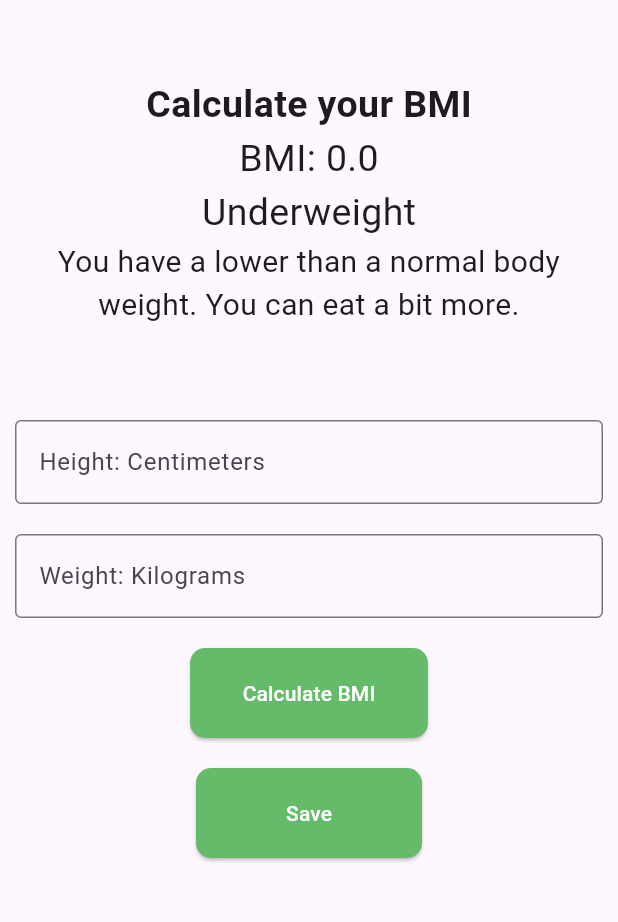
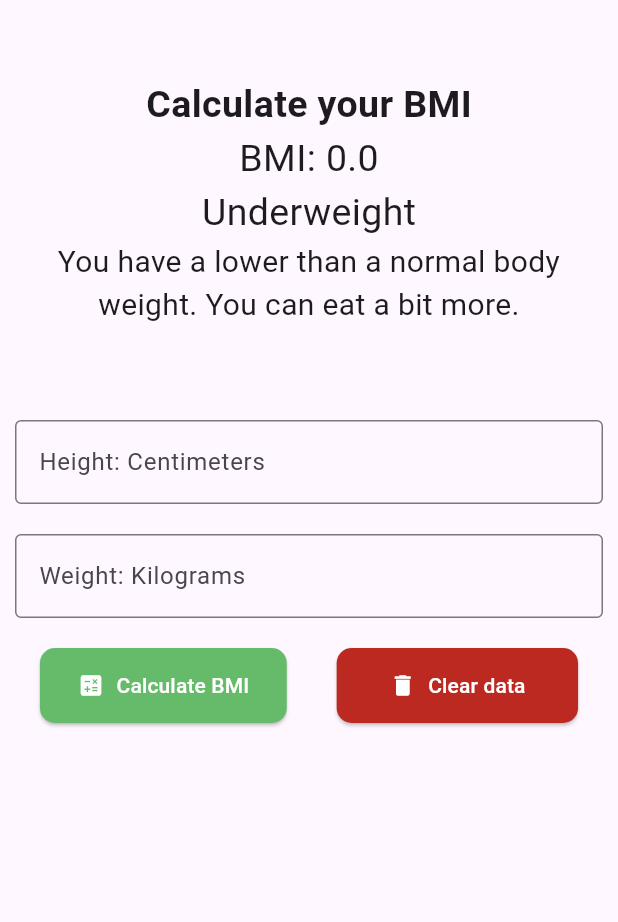
Before and after one commit to jc-lulu/BMI-CALCULATOR, a Flutter app: the screen it shows after launch, on a phone screen of 412 x 824 dp, the part 84-1006 px from its top. Run offline on Flutter 3.47's test engine with Material 3 defaults, Android fonts, the phone set to English and light mode, and no system bars; our stand-ins replace shared_preferences.

Commit message:
change buttons and fix bugs

```diff
--- a/lib/main.dart
+++ b/lib/main.dart
@@ -11,7 +11,7 @@ class MyApp extends StatelessWidget {
   @override
   Widget build(BuildContext context) {
     return MaterialApp(
-      title: 'Flutter Demo',
+      title: 'BMI Calculator',
       theme: ThemeData(
         colorScheme: ColorScheme.fromSeed(seedColor: Colors.deepPurple),
         useMaterial3: true,
@@ -78,8 +78,7 @@ class _MyHomePageState extends State<MyHomePage> {
         }
       });
 
-      ScaffoldMessenger.of(context)
-          .showSnackBar(const SnackBar(content: Text('BMI Calculated')));
+      _saveData();
     }
   }
 
@@ -89,8 +88,22 @@ class _MyHomePageState extends State<MyHomePage> {
     await prefs.setString('weightStatus', weightStatus);
     await prefs.setString('bmiMessage', bmiMessage);
 
-    ScaffoldMessenger.of(context)
-        .showSnackBar(const SnackBar(content: Text('Saved Successfully')));
+    ScaffoldMessenger.of(context).showSnackBar(
+        const SnackBar(content: Text('BMI calculated successfully.')));
+  }
+
+  Future<void> _clear() async {
+    SharedPreferences prefs = await SharedPreferences.getInstance();
+    await prefs.clear();
+    setState(() {
+      bmi = prefs.getDouble('bmi') ?? 0.00;
+      weightStatus = prefs.getString('weightStatus') ?? "Underweight";
+      bmiMessage = prefs.getString('bmiMessage') ??
+          "You have a lower than a normal body weight. You can eat a bit more.";
+
+      ScaffoldMessenger.of(context).showSnackBar(
+          const SnackBar(content: Text('Data cleared successfully')));
+    });
   }
 
   Future<void> _loadSavedData() async {
@@ -148,19 +161,25 @@ class _MyHomePageState extends State<MyHomePage> {
                 ),
               ),
               Container(
-                height: 300,
+                height: 250,
                 width: 400,
                 margin: const EdgeInsets.all(10),
-                decoration: const BoxDecoration(),
+                // decoration: const BoxDecoration(color: Colors.amber),
                 child: Column(
                   children: [
                     TextFormField(
                       validator: (value) {
                         if (value == null || value.isEmpty) {
                           return "Please enter your height in centimeters";
+                        } else if (!RegExp(r'^\d+(\.\d)?$').hasMatch(value)) {
+                          return "Please enter a valid number";
                         } else {
+                          double height = double.parse(value);
+                          if (height < 50 || height > 300) {
+                            return "Please enter a height between 50cm and 300cm";
+                          }
+                        }
                         return null;
-                        }
                       },
                       controller: _heightController,
                       decoration: const InputDecoration(
@@ -174,10 +193,16 @@ class _MyHomePageState extends State<MyHomePage> {
                     TextFormField(
                       validator: (value) {
                         if (value == null || value.isEmpty) {
-                          return "Please enter your weight";
+                          return "Please enter your weight in kilograms";
+                        } else if (!RegExp(r'^\d+(\.\d)?$').hasMatch(value)) {
+                          return "Please enter a valid number";
                         } else {
+                          double weight = double.parse(value);
+                          if (weight < 30 || weight > 300) {
+                            return "Please enter a height between 30kg and 300kg";
+                          }
+                        }
                         return null;
-                        }
                       },
                       controller: _weightController,
                       decoration: const InputDecoration(
@@ -188,32 +213,37 @@ class _MyHomePageState extends State<MyHomePage> {
                     const SizedBox(
                       height: 20,
                     ),
-                    ElevatedButton(
+                    Row(
+                      mainAxisAlignment: MainAxisAlignment.spaceAround,
+                      children: [
+                        ElevatedButton.icon(
                           onPressed: _calculateBMI,
+                          icon: const Icon(Icons.calculate),
                           style: ElevatedButton.styleFrom(
                             shape: RoundedRectangleBorder(
                                 borderRadius: BorderRadius.circular(10.0)),
                             backgroundColor: Colors.green[400],
                             foregroundColor: Colors.white,
                             padding: const EdgeInsets.symmetric(
-                            horizontal: 35, vertical: 20),
+                                horizontal: 25, vertical: 15),
                           ),
-                      child: const Text('Calculate BMI'),
+                          label: const Text('Calculate BMI'),
                         ),
-                    const SizedBox(
-                      height: 20,
-                    ),
-                    ElevatedButton(
-                      onPressed: _saveData,
+                        ElevatedButton.icon(
+                          onPressed: _clear,
+                          icon: const Icon(Icons.delete),
                           style: ElevatedButton.styleFrom(
                             shape: RoundedRectangleBorder(
                                 borderRadius: BorderRadius.circular(10.0)),
-                        backgroundColor: Colors.green[400],
+                            backgroundColor:
+                                const Color.fromARGB(255, 187, 41, 33),
                             foregroundColor: Colors.white,
                             padding: const EdgeInsets.symmetric(
-                            horizontal: 60, vertical: 20),
+                                horizontal: 35, vertical: 15),
                           ),
-                      child: const Text('Save'),
+                          label: const Text('Clear data'),
+                        ),
+                      ],
                     ),
                   ],
                 ),
```
Lines whose indentation alone changed are shown as unchanged.
